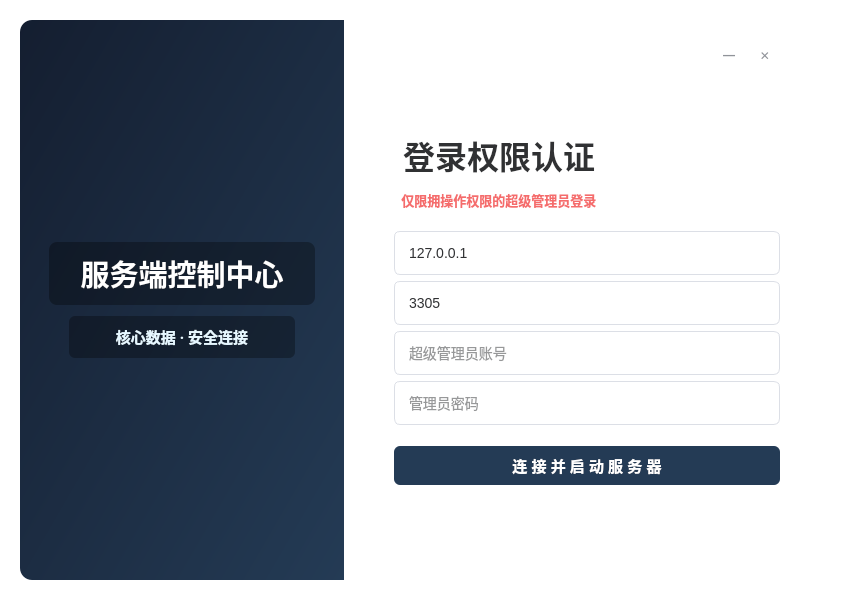
The window that AttendanceServer/ServerLogin.ui (cai-0312/FaceAttendanceSystem) describes before a commit, drawn with Qt 5.
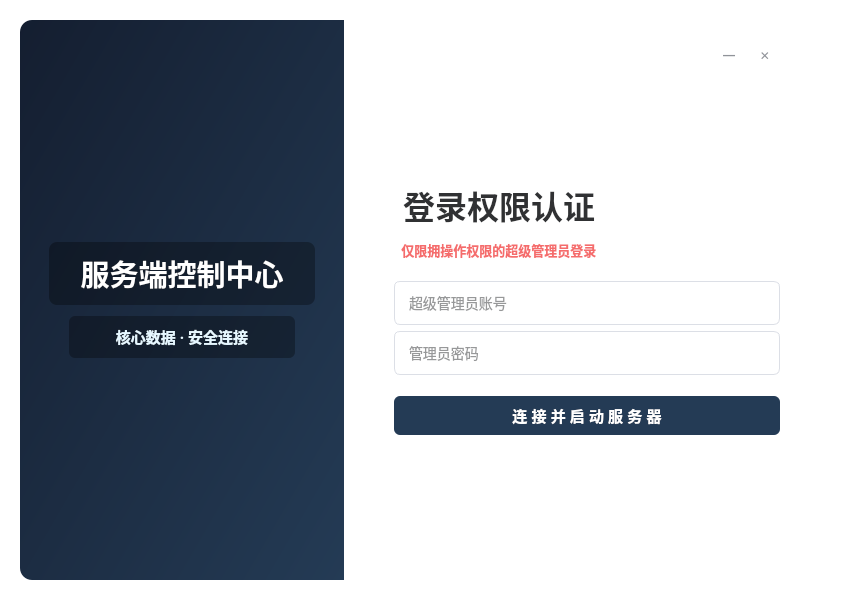
The same window after the commit. Icons and pictures are not drawn.

Commit message: 对服务端与数据库进行哈希加密处理

```diff
--- a/AttendanceServer/ServerLogin.ui
+++ b/AttendanceServer/ServerLogin.ui
@@ -246,38 +246,6 @@
            </property>
           </widget>
          </item>
-         <item>
-          <widget class="QLineEdit" name="lineEdit_DBHost">
-           <property name="minimumSize">
-            <size>
-             <width>0</width>
-             <height>44</height>
-            </size>
-           </property>
-           <property name="text">
-            <string>127.0.0.1</string>
-           </property>
-           <property name="placeholderText">
-            <string>🌐 数据库地址 (例如: 127.0.0.1)</string>
-           </property>
-          </widget>
-         </item>
-         <item>
-          <widget class="QLineEdit" name="lineEdit_DBPort">
-           <property name="minimumSize">
-            <size>
-             <width>0</width>
-             <height>44</height>
-            </size>
-           </property>
-           <property name="text">
-            <string>3305</string>
-           </property>
-           <property name="placeholderText">
-            <string>🔌 数据库端口 (例如: 3305)</string>
-           </property>
-          </widget>
-         </item>
          <item>
           <widget class="QLineEdit" name="lineEdit_DBUser">
            <property name="minimumSize">
```
The commit also changes 17 other files.
